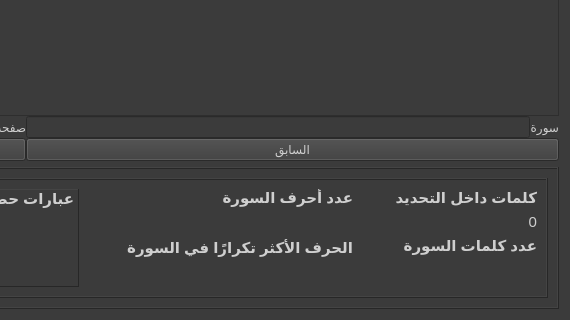
Old version of the form gui/mushaf_view.ui in the repository masalha-alaa/quran-counter; both pictures show x 518 to 1088 and y 560 to 880 of the 1088 by 880 pixel window.
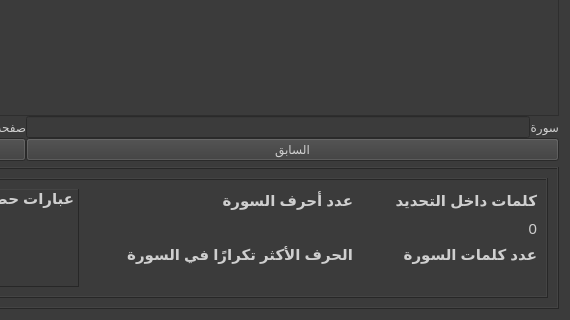
New version of the form. Icons and pictures are not drawn. Custom widgets are drawn as their Qt base class.

Patch:
```diff
--- a/gui/mushaf_view.ui
+++ b/gui/mushaf_view.ui
@@ -583,7 +583,7 @@
           </layout>
          </item>
          <item row="2" column="3">
-          <layout class="QVBoxLayout" name="verticalLayout_12" stretch="0,0,0">
+          <layout class="QVBoxLayout" name="verticalLayout_12" stretch="0,0">
            <property name="spacing">
             <number>6</number>
            </property>
@@ -625,19 +625,6 @@
              </property>
             </widget>
            </item>
-           <item>
-            <spacer name="verticalSpacer_2">
-             <property name="orientation">
-              <enum>Qt::Vertical</enum>
-             </property>
-             <property name="sizeHint" stdset="0">
-              <size>
-               <width>20</width>
-               <height>40</height>
-              </size>
-             </property>
-            </spacer>
-           </item>
           </layout>
          </item>
          <item row="1" column="3">
```
